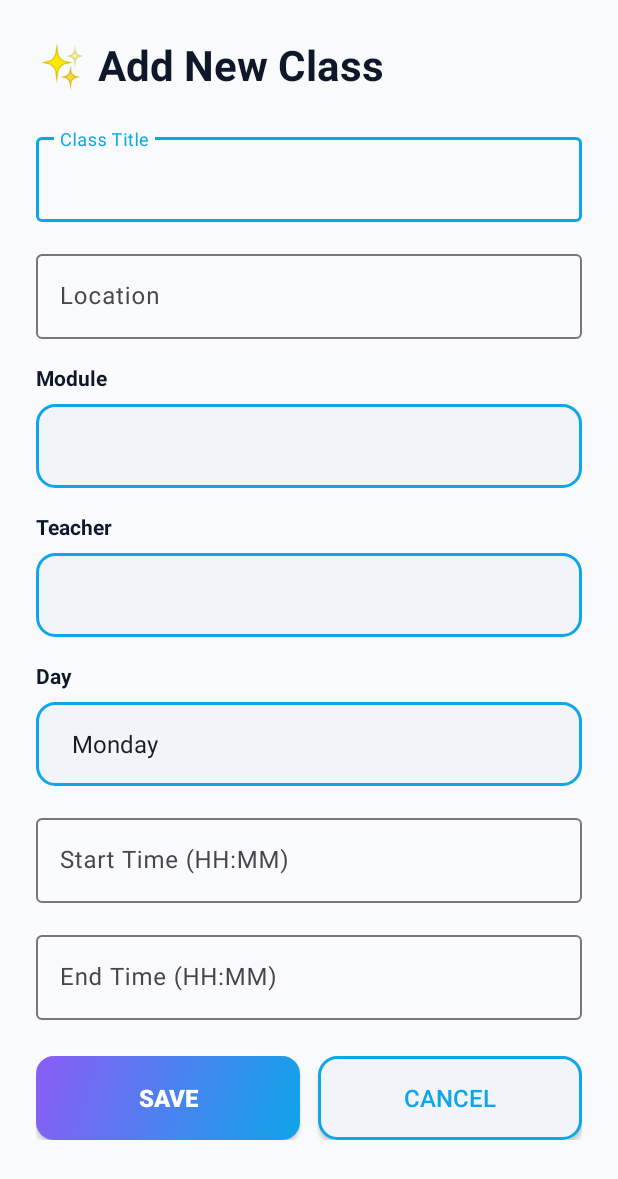
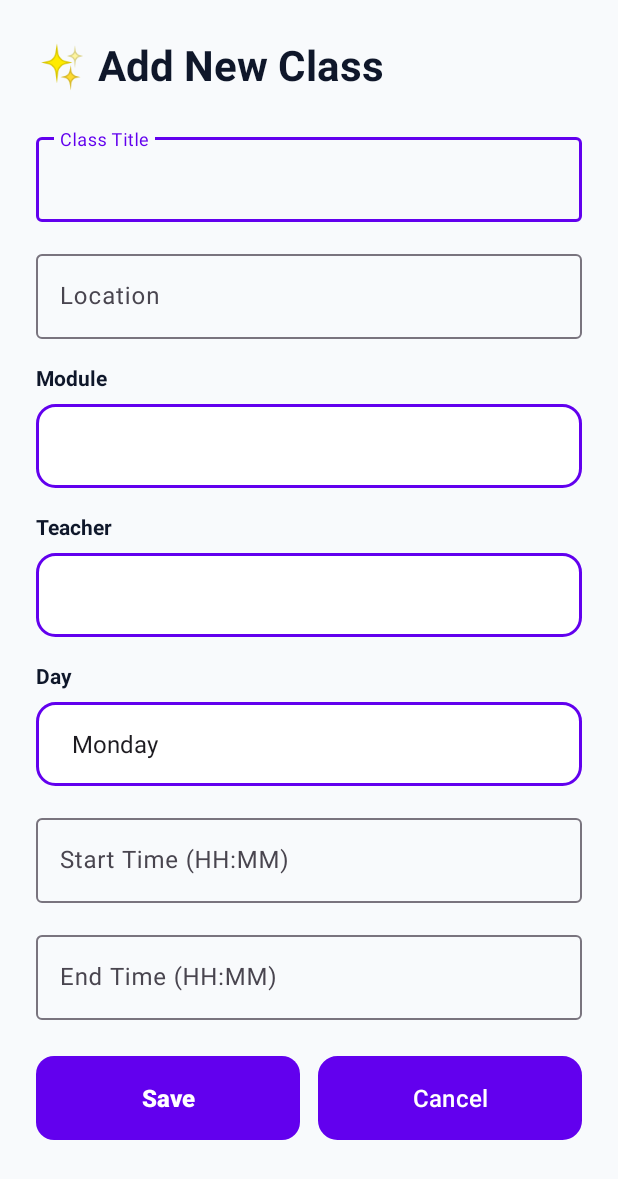
Before and after one commit to Elouahabi-Naoufal/Academic_Management_Assistant, an Android app: the AddClassActivity screen opened directly, with no data from a screen before it, on a phone screen of 412 x 824 dp. Shown: the top 1179 px of the screen. Run offline under Robolectric (Android 15) with nearby library versions, the phone set to English and light mode, and no system bars.

Commit message:
fix : the buttons in class editing are in accent color

```diff
--- a/app/src/main/java/academic/management/assistant/AddClassActivity.java
+++ b/app/src/main/java/academic/management/assistant/AddClassActivity.java
@@ -1,21 +1,25 @@
 package academic.management.assistant;
 
-import android.app.Activity;
 import android.os.Bundle;
 import android.widget.Button;
 import android.widget.EditText;
 import android.widget.Spinner;
 import android.widget.ArrayAdapter;
 import android.widget.Toast;
+import android.graphics.Color;
+import android.graphics.drawable.GradientDrawable;
+import androidx.appcompat.app.AppCompatActivity;
+import androidx.appcompat.app.AppCompatDelegate;
 import academic.management.assistant.database.ClassDao;
 import academic.management.assistant.database.DatabaseHelper;
 import academic.management.assistant.database.ModuleDao;
 import academic.management.assistant.database.TeacherDao;
+import academic.management.assistant.database.ThemeDao;
 import academic.management.assistant.model.ClassItem;
 import java.util.List;
 import java.util.ArrayList;
 
-public class AddClassActivity extends Activity {
+public class AddClassActivity extends AppCompatActivity {
 
     private EditText titleEdit, locationEdit, startTimeEdit, endTimeEdit;
     private Spinner weekdaySpinner, moduleSpinner, teacherSpinner;
@@ -25,10 +29,19 @@ public class AddClassActivity extends Activity {
 
     @Override
     protected void onCreate(Bundle savedInstanceState) {
+        DatabaseHelper dbHelper = new DatabaseHelper(this);
+        ThemeDao themeDao = new ThemeDao(dbHelper);
+
+        int nightMode = themeDao.isDarkTheme() ?
+            AppCompatDelegate.MODE_NIGHT_YES :
+            AppCompatDelegate.MODE_NIGHT_NO;
+        getDelegate().setLocalNightMode(nightMode);
+
+        getTheme().applyStyle(getAccentStyle(themeDao.getAccentColor()), true);
+
         super.onCreate(savedInstanceState);
         setContentView(R.layout.activity_add_class);
 
-        DatabaseHelper dbHelper = new DatabaseHelper(this);
         classDao = new ClassDao(dbHelper);
         ModuleDao moduleDao = new ModuleDao(dbHelper);
         TeacherDao teacherDao = new TeacherDao(dbHelper);
@@ -68,6 +81,12 @@ public class AddClassActivity extends Activity {
         weekdaySpinner.setAdapter(weekdayAdapter);
 
         Button saveBtn = findViewById(R.id.saveBtn);
+        int accentColor = Color.parseColor(themeDao.getAccentColor());
+        GradientDrawable saveBg = new GradientDrawable();
+        saveBg.setShape(GradientDrawable.RECTANGLE);
+        saveBg.setColor(accentColor);
+        saveBg.setCornerRadius(12 * getResources().getDisplayMetrics().density);
+        saveBtn.setBackground(saveBg);
         saveBtn.setOnClickListener(v -> saveClass());
 
         Button cancelBtn = findViewById(R.id.cancelBtn);
@@ -111,4 +130,15 @@ public class AddClassActivity extends Activity {
         Toast.makeText(this, "Class added!", Toast.LENGTH_SHORT).show();
         finish();
     }
+
+    private int getAccentStyle(String color) {
+        switch (color) {
+            case "#6200EE": return R.style.AccentPurple;
+            case "#2196F3": return R.style.AccentBlue;
+            case "#10B981": return R.style.AccentGreen;
+            case "#F44336": return R.style.AccentRed;
+            case "#FF9800": return R.style.AccentOrange;
+            default: return R.style.AccentPurple;
+        }
+    }
 }
--- a/app/src/main/res/drawable/button_secondary.xml
+++ b/app/src/main/res/drawable/button_secondary.xml
@@ -1,6 +1,6 @@
 <?xml version="1.0" encoding="utf-8"?>
 <shape xmlns:android="http://schemas.android.com/apk/res/android">
-    <solid android:color="@color/surface_variant" />
+    <solid android:color="?attr/colorSurface" />
     <corners android:radius="12dp" />
-    <stroke android:width="2dp" android:color="@color/primary" />
+    <stroke android:width="2dp" android:color="?attr/colorPrimary" />
 </shape>
--- a/app/src/main/res/drawable/input_background.xml
+++ b/app/src/main/res/drawable/input_background.xml
@@ -1,6 +1,6 @@
 <?xml version="1.0" encoding="utf-8"?>
 <shape xmlns:android="http://schemas.android.com/apk/res/android">
-    <solid android:color="@color/surface_variant" />
+    <solid android:color="?attr/colorSurface" />
     <corners android:radius="12dp" />
-    <stroke android:width="2dp" android:color="@color/primary" />
+    <stroke android:width="2dp" android:color="?attr/colorPrimary" />
 </shape>
--- a/app/src/main/res/layout/activity_add_class.xml
+++ b/app/src/main/res/layout/activity_add_class.xml
@@ -154,7 +154,7 @@
                 android:layout_height="56dp"
                 android:layout_weight="1"
                 android:text="Cancel"
-                android:textColor="@color/primary"
+                android:textColor="@color/white"
                 android:textSize="16sp"
                 android:background="@drawable/button_secondary" />
 
--- a/app/src/main/res/layout/activity_edit_class.xml
+++ b/app/src/main/res/layout/activity_edit_class.xml
@@ -174,7 +174,7 @@
                 android:layout_height="56dp"
                 android:layout_weight="1"
                 android:text="Cancel"
-                android:textColor="@color/primary"
+                android:textColor="@color/white"
                 android:textSize="16sp"
                 android:background="@drawable/button_secondary" />
 
```
Also changed, not shown: app/src/main/java/academic/management/assistant/EditClassActivity.java (+47 -7 lines).
